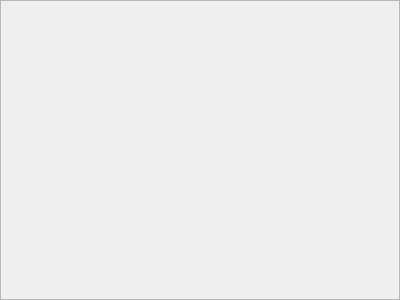
The window that source/JudgeClient/forms/FrameRuns.ui (mysterylx/Judge) describes before a commit, drawn with Qt 5.
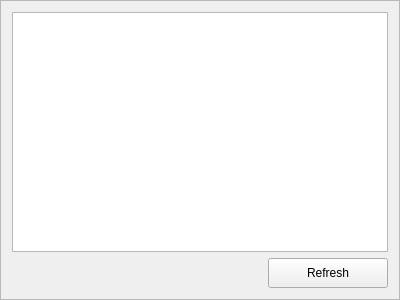
The same window after the commit.

Commit message: 完成Client的Clarification和Runs界面。

What changed in the file:
```diff
--- a/source/JudgeClient/forms/FrameRuns.ui
+++ b/source/JudgeClient/forms/FrameRuns.ui
@@ -13,11 +13,55 @@
     <height>300</height>
    </rect>
   </property>
-  <property name="frameShape">
-   <enum>QFrame::StyledPanel</enum>
+  <property name="sizePolicy">
+   <sizepolicy hsizetype="Expanding" vsizetype="Expanding">
+    <horstretch>0</horstretch>
+    <verstretch>0</verstretch>
+   </sizepolicy>
   </property>
   <property name="windowTitle">
    <string>Frame</string>
   </property>
+  <property name="frameShape">
+   <enum>QFrame::StyledPanel</enum>
+  </property>
+  <property name="frameShadow">
+   <enum>QFrame::Raised</enum>
+  </property>
+  <layout class="QVBoxLayout" name="verticalLayout">
+   <item>
+    <widget class="QTableView" name="runsTableView"/>
+   </item>
+   <item>
+    <layout class="QHBoxLayout" name="horizontalLayout">
+     <item>
+      <spacer name="horizontalSpacer">
+       <property name="orientation">
+        <enum>Qt::Horizontal</enum>
+       </property>
+       <property name="sizeHint" stdset="0">
+        <size>
+         <width>40</width>
+         <height>20</height>
+        </size>
+       </property>
+      </spacer>
+     </item>
+     <item>
+      <widget class="QPushButton" name="refreshButton">
+       <property name="minimumSize">
+        <size>
+         <width>120</width>
+         <height>30</height>
+        </size>
+       </property>
+       <property name="text">
+        <string>Refresh</string>
+       </property>
+      </widget>
+     </item>
+    </layout>
+   </item>
+  </layout>
  </widget>
 </ui>
```
Left out of the diff: 7 changed lines with no effect on the pictures. The commit also changes 7 other files.
